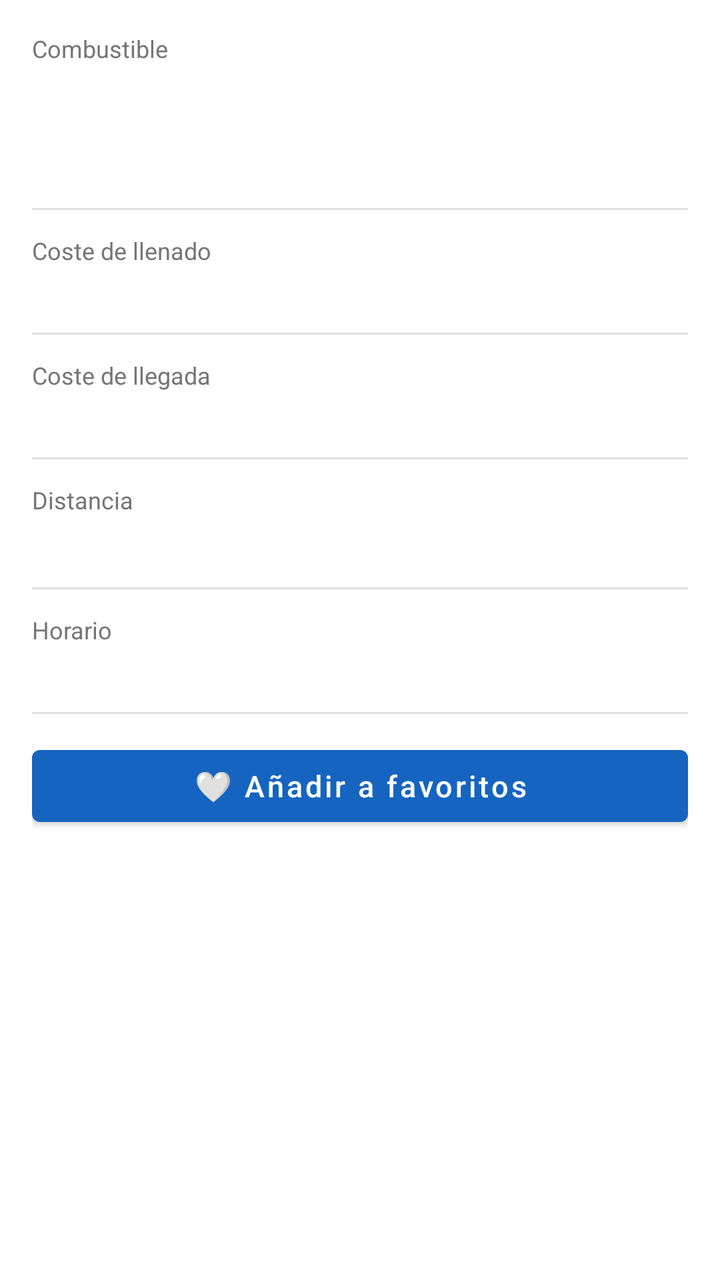
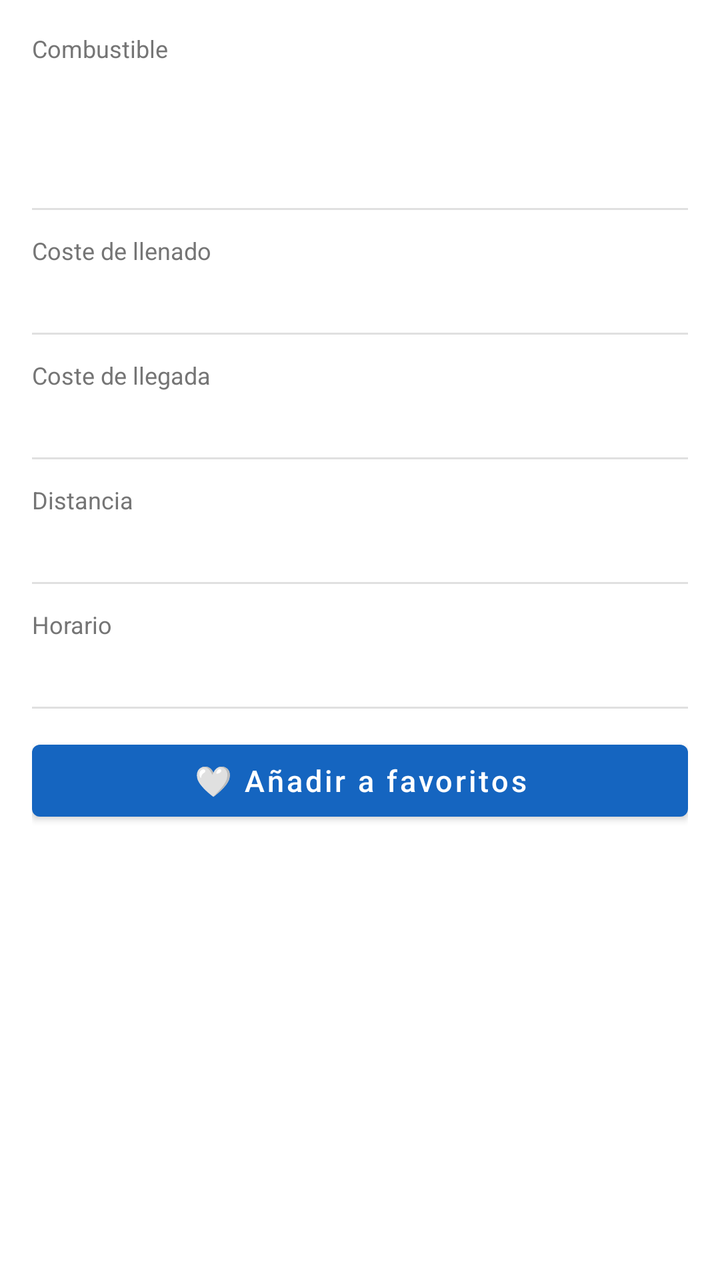

Compare the two renders of this Android layout. The source of the first and the diff that turns it into the second are given below.
<!-- AndroidManifest.xml: application theme Theme.AhorraGas -->
<!-- res/layout/fragment_general.xml -->
<?xml version="1.0" encoding="utf-8"?>
<ScrollView xmlns:android="http://schemas.android.com/apk/res/android"
    android:layout_width="match_parent"
    android:layout_height="match_parent">

    <LinearLayout
        android:layout_width="match_parent"
        android:layout_height="wrap_content"
        android:orientation="vertical"
        android:padding="16dp">

        
        <TextView
            android:layout_width="wrap_content"
            android:layout_height="wrap_content"
            android:text="Combustible"
            android:textColor="@color/text_secondary"
            android:textSize="12sp" />

        <TextView
            android:id="@+id/tvFuelLabel"
            android:layout_width="wrap_content"
            android:layout_height="wrap_content"
            android:textColor="@color/text_primary"
            android:textSize="15sp"
            android:textStyle="bold" />

        <TextView
            android:id="@+id/tvDetailPrice"
            android:layout_width="wrap_content"
            android:layout_height="wrap_content"
            android:layout_marginTop="2dp"
            android:textColor="@color/price_cheap"
            android:textSize="28sp"
            android:textStyle="bold" />

        <View
            android:layout_width="match_parent"
            android:layout_height="1dp"
            android:layout_marginVertical="12dp"
            android:background="@color/divider" />

        
        <TextView
            android:id="@+id/tvDiscountLabel"
            android:layout_width="wrap_content"
            android:layout_height="wrap_content"
            android:textColor="@color/text_secondary"
            android:textSize="12sp"
            android:visibility="gone" />

        <TextView
            android:id="@+id/tvDiscountPrice"
            android:layout_width="wrap_content"
            android:layout_height="wrap_content"
            android:layout_marginTop="2dp"
            android:textColor="#FF7043"
            android:textSize="28sp"
            android:textStyle="bold"
            android:visibility="gone" />

        
        <TextView
            android:id="@+id/tvDiscountFill"
            android:layout_width="wrap_content"
            android:layout_height="wrap_content"
            android:layout_marginTop="2dp"
            android:textColor="#FF7043"
            android:textSize="14sp"
            android:visibility="gone" />

        <View
            android:id="@+id/dividerDiscount"
            android:layout_width="match_parent"
            android:layout_height="1dp"
            android:layout_marginVertical="12dp"
            android:background="@color/divider"
            android:visibility="gone" />

        
        <TextView
            android:layout_width="wrap_content"
            android:layout_height="wrap_content"
            android:text="Coste de llenado"
            android:textColor="@color/text_secondary"
            android:textSize="12sp" />

        <TextView
            android:id="@+id/tvFillCost"
            android:layout_width="wrap_content"
            android:layout_height="wrap_content"
            android:layout_marginTop="2dp"
            android:textColor="@color/text_primary"
            android:textSize="14sp" />

        <View
            android:layout_width="match_parent"
            android:layout_height="1dp"
            android:layout_marginVertical="12dp"
            android:background="@color/divider" />

        
        <TextView
            android:layout_width="wrap_content"
            android:layout_height="wrap_content"
            android:text="Coste de llegada"
            android:textColor="@color/text_secondary"
            android:textSize="12sp" />

        <TextView
            android:id="@+id/tvArrivalCost"
            android:layout_width="wrap_content"
            android:layout_height="wrap_content"
            android:layout_marginTop="2dp"
            android:textColor="@color/text_primary"
            android:textSize="14sp" />

        <View
            android:layout_width="match_parent"
            android:layout_height="1dp"
            android:layout_marginVertical="12dp"
            android:background="@color/divider" />

        
        <TextView
            android:layout_width="wrap_content"
            android:layout_height="wrap_content"
            android:text="Distancia"
            android:textColor="@color/text_secondary"
            android:textSize="12sp" />

        <TextView
            android:id="@+id/tvDetailDistance"
            android:layout_width="wrap_content"
            android:layout_height="wrap_content"
            android:layout_marginTop="2dp"
            android:textColor="@color/text_primary"
            android:textSize="16sp" />

        <View
            android:layout_width="match_parent"
            android:layout_height="1dp"
            android:layout_marginVertical="12dp"
            android:background="@color/divider" />

        
        <TextView
            android:layout_width="wrap_content"
            android:layout_height="wrap_content"
            android:text="Horario"
            android:textColor="@color/text_secondary"
            android:textSize="12sp" />

        <TextView
            android:id="@+id/tvDetailHorario"
            android:layout_width="wrap_content"
            android:layout_height="wrap_content"
            android:layout_marginTop="2dp"
            android:textColor="@color/text_primary"
            android:textSize="14sp" />

        <View
            android:layout_width="match_parent"
            android:layout_height="1dp"
            android:layout_marginVertical="12dp"
            android:background="@color/divider" />

        
        <Button
            android:id="@+id/btnFavorite"
            android:layout_width="match_parent"
            android:layout_height="wrap_content"
            android:text="🤍 Añadir a favoritos"
            android:textAllCaps="false"
            android:textSize="15sp" />

    </LinearLayout>
</ScrollView>
<!-- resources referenced by this layout -->
<resources>
  <color name="divider">#E0E0E0</color>
  <color name="price_cheap">#388E3C</color>
  <color name="text_primary">#212121</color>
  <color name="text_secondary">#757575</color>
  <style name="Theme.AhorraGas" parent="Theme.MaterialComponents.DayNight.NoActionBar">
          <item name="colorPrimary">@color/primary</item>
          <item name="colorPrimaryVariant">@color/primary_dark</item>
          <item name="colorOnPrimary">@color/white</item>
          <item name="colorSecondary">@color/secondary</item>
          <item name="colorOnSecondary">@color/white</item>
          <item name="android:statusBarColor">@color/primary_dark</item>
      </style>
  <color name="primary">#1565C0</color>
  <color name="primary_dark">#0D47A1</color>
  <color name="white">#FFFFFF</color>
  <color name="secondary">#FF9800</color>
</resources>

<!-- the commit's change to res/layout/fragment_general.xml (unified diff, before → after) -->
@@ -30,7 +30,7 @@
             android:layout_width="wrap_content"
             android:layout_height="wrap_content"
             android:layout_marginTop="2dp"
-            android:textColor="@color/price_cheap"
+            android:textColor="@color/secondary"
             android:textSize="28sp"
             android:textStyle="bold" />
 
@@ -54,7 +54,7 @@
             android:layout_width="wrap_content"
             android:layout_height="wrap_content"
             android:layout_marginTop="2dp"
-            android:textColor="#FF7043"
+            android:textColor="@color/price_cheap"
             android:textSize="28sp"
             android:textStyle="bold"
             android:visibility="gone" />
@@ -65,7 +65,7 @@
             android:layout_width="wrap_content"
             android:layout_height="wrap_content"
             android:layout_marginTop="2dp"
-            android:textColor="#FF7043"
+            android:textColor="@color/price_cheap"
             android:textSize="14sp"
             android:visibility="gone" />
 
@@ -135,7 +135,7 @@
             android:layout_height="wrap_content"
             android:layout_marginTop="2dp"
             android:textColor="@color/text_primary"
-            android:textSize="16sp" />
+            android:textSize="14sp" />
 
         <View
             android:layout_width="match_parent"
